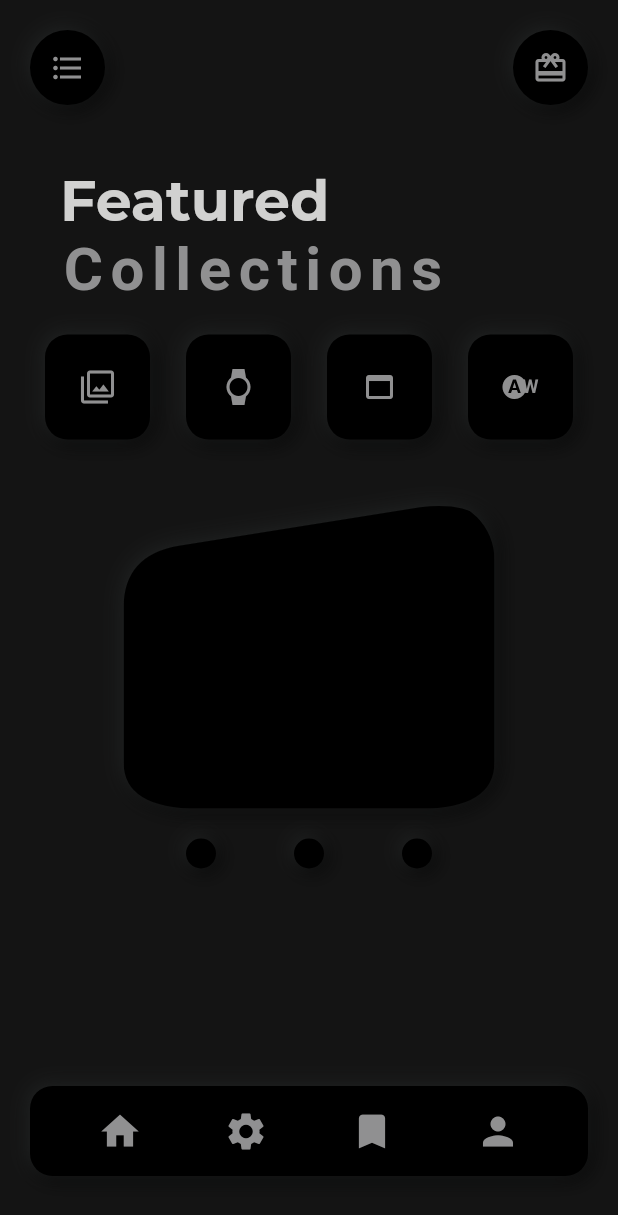
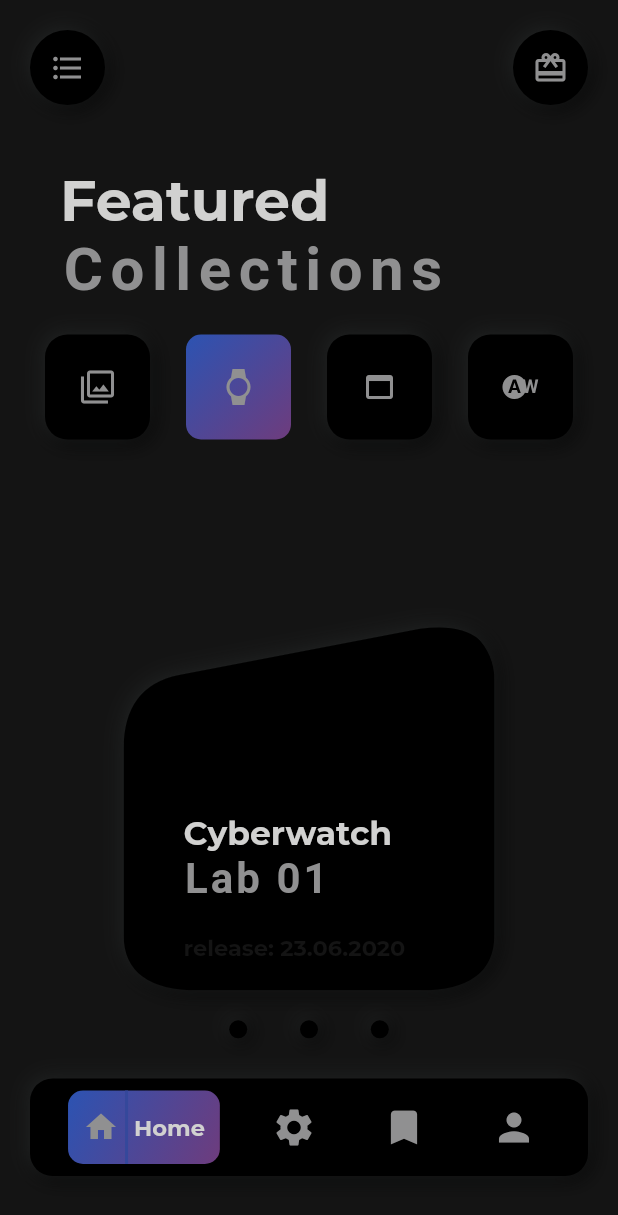
Before and after one commit to TheAlphamerc/flutter_SoftUI_watchApp, a Flutter app: the screen it shows after launch, on a phone screen of 412 x 824 dp. Shown: the top 1215 px of the screen. Run offline on Flutter 3.47's test engine with Material 2 defaults, Android fonts, the phone set to English and light mode, and no system bars; our stand-ins replace google_fonts.

Commit message:
1.Navbar bar color changed. 2.Gradient buton added

```diff
--- a/lib/main.dart
+++ b/lib/main.dart
@@ -1,11 +1,19 @@
 import 'package:flutter/material.dart';
+import 'package:flutter/services.dart';
 import 'package:flutter_soft_ui/src/theme/lightColors.dart';
 import 'package:flutter_soft_ui/src/theme/darkColors.dart';
 import 'package:flutter_soft_ui/src/widget/customClipPainter.dart';
 import 'package:flutter_soft_ui/src/widget/softContainer.dart';
 import 'package:google_fonts/google_fonts.dart';
 
-void main() => runApp(MyApp());
+void main() {
+  runApp(MyApp());
+  SystemChrome.setSystemUIOverlayStyle(SystemUiOverlayStyle(
+     systemNavigationBarColor: Color(0xff141414), // navigation bar color
+     statusBarColor: Color(0xff141414), // status bar color
+   ));
+
+}
 
 class MyApp extends StatelessWidget {
   // This widget is the root of your application.
@@ -74,10 +82,9 @@ class _MyHomePageState extends State<MyHomePage> {
         mainAxisAlignment: MainAxisAlignment.spaceBetween,
         children: <Widget>[
           _icon(Icons.filter),
-          _icon(Icons.watch),
+          _watchIcon(),
           _icon(Icons.web_asset),
           _icon(Icons.wb_auto),
-
         ],
       ),
     );
@@ -90,12 +97,57 @@ class _MyHomePageState extends State<MyHomePage> {
       child: Icon(icon, color:Theme.of(context).iconTheme.color),
     );
   }
-
+  Widget _watchIcon(){
+    return Container(
+      height: 70,
+      width: 70,
+       decoration: BoxDecoration(
+        borderRadius: BorderRadius.all(Radius.circular(10)),
+        color: Colors.blue,
+        gradient: LinearGradient(
+          begin: Alignment.topLeft,
+          end: Alignment.bottomRight,
+          colors: [Color(0xff2c53b2),Color(0xff6e3c7d),],
+          stops: [.0,1],
+          tileMode: TileMode.clamp
+        )
+       ),
+       child: Icon(Icons.watch, color:Theme.of(context).iconTheme.color),
+    );
+  }
+  Widget _homeIcon(){
+    return Container(
+      margin: EdgeInsets.symmetric(vertical: 8,),
+      padding: EdgeInsets.symmetric(horizontal: 10),
+      decoration: BoxDecoration(
+        borderRadius: BorderRadius.all(Radius.circular(10)),
+        color: Colors.blue,
+        gradient: LinearGradient(
+          begin: Alignment.topLeft,
+          end: Alignment.bottomRight,
+          colors: [Color(0xff2c53b2),Color(0xff6e3c7d),]
+        )
+      ),
+      child: Row(
+        crossAxisAlignment: CrossAxisAlignment.center,
+        children: <Widget>[
+           Icon(Icons.home),
+           VerticalDivider(width: 10,thickness: 2,color: Color(0xff35489b),),
+           Text('Home',style:  GoogleFonts.montserrat(
+               textStyle: Theme.of(context).textTheme.display1,
+               fontSize: 15,
+               fontWeight: FontWeight.w700,
+               fontStyle: FontStyle.normal,
+            ),)
+        ],
+      ),
+    );
+  }
   Widget _pentaContainer(){
     return  Container(
       width: MediaQuery.of(context).size.width ,
-      height: MediaQuery.of(context).size.height * .25,
-      margin: EdgeInsets.only(top: 20),
+      height: MediaQuery.of(context).size.height * .3,
+      margin: EdgeInsets.only(top: 100),
       alignment: Alignment.center,
       child: ClipShadow(
         boxShadow:  <BoxShadow>[
@@ -116,22 +168,70 @@ class _MyHomePageState extends State<MyHomePage> {
                 // BoxShadow(color: Color(0xffffffff),),
               ],
             ),
+            child: Column(
+              crossAxisAlignment: CrossAxisAlignment.start,
+              mainAxisAlignment: MainAxisAlignment.end,
+              children: <Widget>[
+
+                Padding(
+                      padding: EdgeInsets.only(left: 40,top: 50),
+                        child: Text(
+                        'Cyberwatch',
+                        style: GoogleFonts.montserrat(
+                          textStyle: Theme.of(context).textTheme.display1,
+                          fontSize: 22,
+                          fontWeight: FontWeight.w700,
+                          fontStyle: FontStyle.normal,
+                        ),
+                      ),
+                    ),
+                    Padding(
+                      padding: EdgeInsets.only(left: 40),
+                        child: Text(
+                        'Lab 01',
+                        style: GoogleFonts.londrinaOutline(
+                          textStyle: Theme.of(context).textTheme.display1,
+                          fontSize: 28,
+                          letterSpacing: 2,
+                          color: DarkColor.lightGrey,
+                          fontWeight: FontWeight.w700,
+                          fontStyle: FontStyle.normal,
+                        ),
+                      ),
+                    ),
+                     Padding(
+                      padding: EdgeInsets.only(left: 40,top: 20,bottom: 20),
+                        child: Text(
+                        'release: 23.06.2020',
+                        style: GoogleFonts.montserrat(
+                          textStyle: Theme.of(context).textTheme.display1,
+                          fontSize: 15,
+                          color: Color(0xff141414),
+                          fontWeight: FontWeight.w700,
+                          fontStyle: FontStyle.normal,
+                        ),
+                      ),
+                    ),
+              ],
+            ),
         ),
       )
     );
  }
  Widget _bottomNavBar(){
   return SoftContainer(
-    height: 60,
+    height: 65,
     width: MediaQuery.of(context).size.width - 40,
     cornerRadius: 15,
     child: Row(
       mainAxisAlignment: MainAxisAlignment.spaceEvenly,
       children: <Widget>[
-        IconButton(
-          onPressed: (){},
-          icon: Icon(Icons.home,size: 30,),
-        ),
+         _homeIcon(),
+        //  SizedBox(width: 20,),
+        // IconButton(
+        //   onPressed: (){},
+        //   icon: Icon(Icons.home,size: 30,),
+        // ),
         IconButton(
           onPressed: (){},
           icon: Icon(Icons.settings,size: 30,),
@@ -152,11 +252,11 @@ class _MyHomePageState extends State<MyHomePage> {
   return  Row(
       mainAxisAlignment: MainAxisAlignment.spaceEvenly,
       children: <Widget>[
-        SizedBox(width: 20,),
-        SoftContainer(height: 20,width: 20,cornerRadius: 10,),
-        SoftContainer(height: 20,width: 20,cornerRadius: 10,),
-        SoftContainer(height: 20,width: 20,cornerRadius: 10,),
-        SizedBox(width: 20,),
+        SizedBox(width: MediaQuery.of(context).size.width * .2,),
+        SoftContainer(height: 12,width: 12,cornerRadius: 10,),
+        SoftContainer(height: 12,width: 12,cornerRadius: 10,),
+        SoftContainer(height: 12,width: 12,cornerRadius: 10,),
+        SizedBox(width: MediaQuery.of(context).size.width * .2,),
       ],
     );
  }
```
